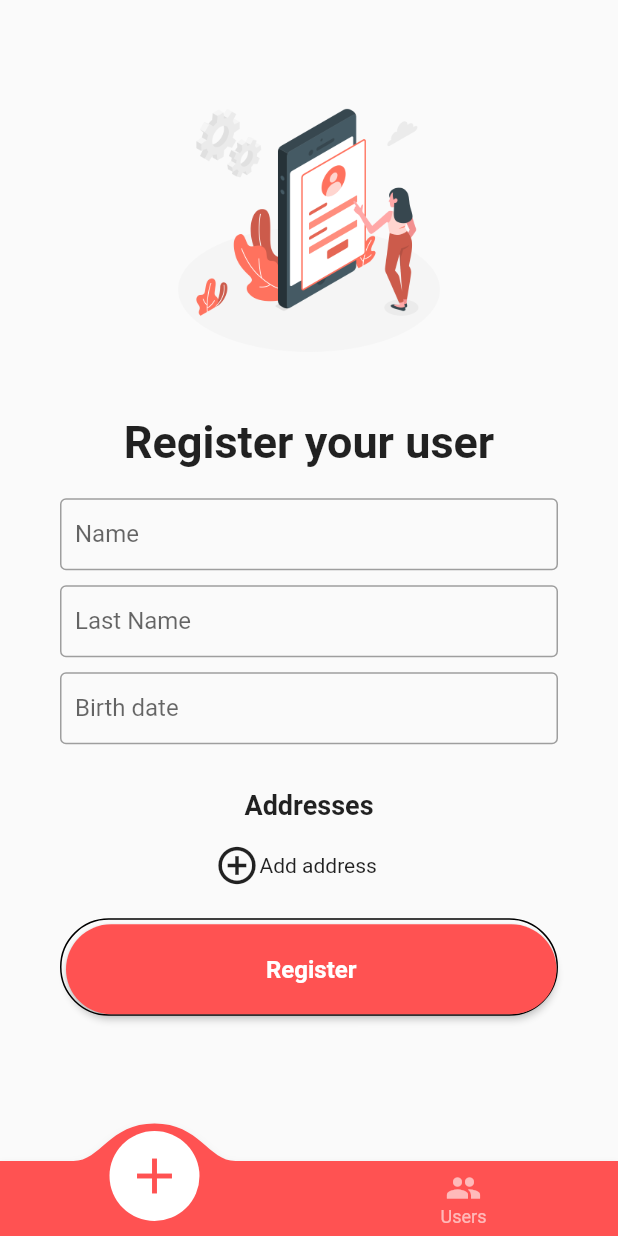
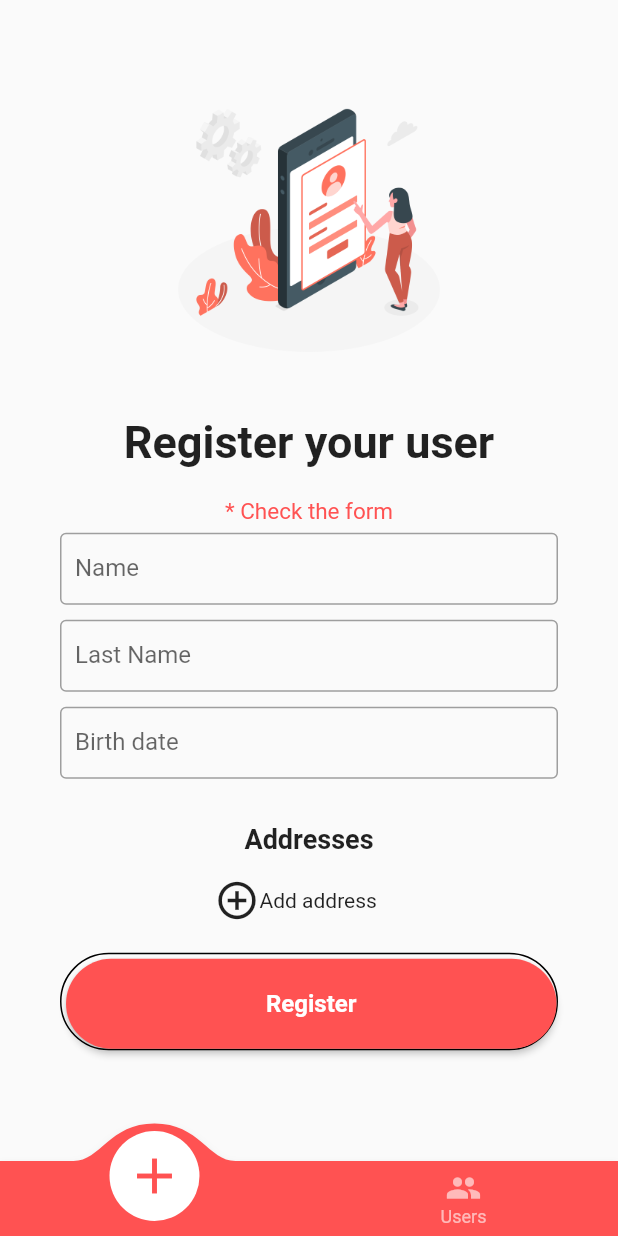
Before and after one commit to anferente20/flutter_register_form, a Flutter app: the screen it shows after launch, after a tap on "Register", on a phone screen of 412 x 824 dp. Run offline on Flutter 3.47's test engine with Material 2 defaults, Android fonts, the light colour scheme and no system bars; drawn by our look-alikes of convex_bottom_bar; our stand-ins replace equatable, flutter_bloc; generated files the repository leaves out were written again.

Commit message:
add form validations

```diff
--- /dev/null
+++ b/lib/core/validators/text_validator.dart
@@ -0,0 +1,41 @@
+class TextValidator {
+  bool isAddressValid(String? value) {
+    if (value == null) return false;
+    if (value.length < 5) return false;
+    const String pattern =
+        r'^(Autopista|Avenida|Avenida Calle|Avenida Carrera|Avenida|Carrera|Calle|Carrera|Circunvalar|Diagonal|Kilometro|Transversal|AUTOP|AV|AC|AK|CL|KR|CCV|DG|KM|TV)(\s)?([a-zA-Z]{0,15}|[0-9]{1,3})(\s)?[a-zA-Z]?(\s)?(bis)?(\s)?(Este|Norte|Occidente|Oeste|Sur)?(\s)?(#(\s)?[0-9]{1,2}(\s)?[a-zA-Z]?(\s)?(bis)?(\s)?(Este|Norte|Occidente|Oeste|Sur)?(\s)?(-)?(\s)?[0-9]{1,3}(\s)?(Este|Norte|Occidente|Oeste|Sur)?)?((\s)?(Agrupación|Altillo|Apartamento|Apartamento Sótano|Barrio|Bloque|Bodega|Cabecera Municipal|Callejón|Camino|Carretera|Casa|Caserio|Célula|Centro|Centro Comercial|Centro Urbano|Circular|Condominio|Conjunto|Consultorio|Corregimiento|Deposito|Deposito |Sótano|Edificio|Entrada|Esquina|Etapa|Finca|Garaje|Garaje Sótano|Grada|Inferior|Inspección de Policia|Interior|Kilometro|Local|Local Mezzanine|Local Sótano|Lote|Manzana|Manzanita|Mejora|Mezzanine|Módulo|Municipio|Núcleo|Oficina|Oficina Sótano|Parcela|Parcelación|Pasaje|Penthouse|Piso|Porteria|Predio|Principal|Puente|Quebrada|Salon|Sector|Semisótano|Suite|Supermanzana|Terraza|Torre|Troncal|Unidad|Urbanización|Vereda|Via|Zona|AGN|AL|APTO|AS|BR|BL|BG|CM|CLJ|CN|CT|CA|CAS|CEL|CE|CECO|CEUR|CIR|CDM|CONJ|CS|CO|DP|DS|ED|EN|ESQ|ET|FCA|GJ|GS|GR|INF|IP|IN|KM|LC|LM|LS|LT|MZ|MZTA|MJ|MN|MD|MUN|NCO|OF|OS|PA|PCN|PSJ|PH|PI|PT|PD|PPAL|PN|QDA|SA|SEC|SS|SU|SMZ|TZ|TO|TRL|UN|URB|VDA|VIA|ZN)?(\s)?[1-9][0-9]{0,3})*$';
+
+    final RegExp regex = RegExp(pattern);
+
+    if (!regex.hasMatch(value)) {
+      return false;
+    }
+    return true;
+  }
+
+  bool isTextValid(String? value) {
+    if (value == null) return false;
+    if (value.length < 2) return false;
+    const String pattern = r'^[A-Za-z0-9\s.,-áéíóúÁÉÍÓÚñÑ]+$';
+
+    final RegExp regex = RegExp(pattern);
+
+    if (!regex.hasMatch(value)) {
+      return false;
+    }
+    return true;
+  }
+
+  bool isDateValid(String? value) {
+    if (value == null) return false;
+    if (value.length < 5) return false;
+    const String pattern = r'^[0-9-]+$';
+
+    final RegExp regex = RegExp(pattern);
+
+    if (!regex.hasMatch(value)) {
+      return false;
+    }
+    return true;
+  }
+}
--- a/lib/design/screens/add_user_screen.dart
+++ b/lib/design/screens/add_user_screen.dart
@@ -1,10 +1,12 @@
 import 'package:flutter/material.dart';
+import 'package:flutter/services.dart';
 import 'package:flutter_bloc/flutter_bloc.dart';
 import 'package:flutter_gen/gen_l10n/app_localizations.dart';
 import 'package:intl/intl.dart';
 import 'package:register_form/core/bloc/user_bloc.dart';
 import 'package:register_form/core/models/address.dart';
 import 'package:register_form/core/models/user.dart';
+import 'package:register_form/core/validators/text_validator.dart';
 import 'package:register_form/design/utils/add_address_form.dart';
 import 'package:register_form/design/utils/custom_text_input.dart';
 import 'package:register_form/design/utils/custom_text_view.dart';
@@ -23,6 +25,8 @@
   TextEditingController dateController = TextEditingController();
   List<Address> adresses = [];
   bool showAddressForm = false;
+  bool showErrorMessage = false;
+  String errorMessage = "";
 
   @override
   Widget build(BuildContext context) {
@@ -51,6 +55,14 @@
                     const SizedBox(
                       height: 20,
                     ),
+                    Visibility(
+                        visible: showErrorMessage,
+                        child: Text(
+                          errorMessage,
+                          style: const TextStyle(
+                              color: Colors.redAccent, fontSize: 15),
+                        )),
+                    const SizedBox(height: 5),
                   ],
                 ),
                 Padding(
@@ -59,14 +71,26 @@
                     children: [
                       CustomTextInput(
                           label: AppLocalizations.of(context)!.name,
-                          type: TextInputType.text,
+                          formatters: [
+                            FilteringTextInputFormatter.allow(
+                                RegExp("[a-zA-Z\u00C0-\u024F\u1E00-\u1EFF]"))
+                          ],
+                          type: TextInputType.name,
                           textController: nameController),
                       CustomTextInput(
                           label: AppLocalizations.of(context)!.lastName,
+                          formatters: [
+                            FilteringTextInputFormatter.allow(
+                                RegExp("[a-zA-Z\u00C0-\u024F\u1E00-\u1EFF]"))
+                          ],
                           type: TextInputType.name,
                           textController: lastController),
                       CustomTextInput(
                           label: AppLocalizations.of(context)!.date,
+                          formatters: [
+                            FilteringTextInputFormatter.allow(RegExp("[0-9-]")),
+                            LengthLimitingTextInputFormatter(10),
+                          ],
                           type: TextInputType.datetime,
                           textController: dateController,
                           isDate: true),
@@ -142,6 +166,14 @@
                   minWidth: double.infinity,
                   height: 60,
                   onPressed: () {
+                    if (!TextValidator().isTextValid(nameController.text) ||
+                        !TextValidator().isTextValid(lastController.text) ||
+                        !TextValidator().isDateValid(dateController.text)) {
+                      setState(() {
+                        showErrorMessage = true;
+                        errorMessage = AppLocalizations.of(context)!.checkForm;
+                      });
+                    } else {
                       User user = User(
                           addresses: adresses,
                           name: nameController.text,
@@ -150,7 +182,8 @@
 
                       context.read<UserBloc>().add(AddUser(user: user));
 
-                    CleanForm();
+                      cleanForm();
+                    }
                   },
                   color: Colors.redAccent,
                   shape: RoundedRectangleBorder(
@@ -172,10 +205,14 @@
     );
   }
 
-  void CleanForm() {
+  void cleanForm() {
+    setState(() {
       nameController.text = "";
       lastController.text = "";
       dateController.text = "";
       adresses = [];
+      showErrorMessage = false;
+      errorMessage = "";
+    });
   }
 }
--- a/lib/design/utils/custom_text_input.dart
+++ b/lib/design/utils/custom_text_input.dart
@@ -1,4 +1,5 @@
 import 'package:flutter/material.dart';
+import 'package:flutter/services.dart';
 import 'package:flutter/widgets.dart';
 import 'package:intl/intl.dart';
 
@@ -8,6 +9,7 @@
   final bool isDate;
   final TextEditingController textController;
   final bool readOnly;
+  final List<TextInputFormatter> formatters;
 
   const CustomTextInput(
       {super.key,
@@ -15,7 +17,8 @@
       required this.textController,
       this.type = TextInputType.text,
       this.isDate = false,
-      this.readOnly = false});
+      this.readOnly = false,
+      required this.formatters});
 
   @override
   State<CustomTextInput> createState() => _CustomTextInputtState();
@@ -38,15 +41,16 @@
                     color: Colors.black87),
               ),
             ])),
-        TextField(
+        TextFormField(
           controller: widget.textController,
+          inputFormatters: widget.formatters,
           onTap: widget.isDate
               ? () async {
                   DateTime? pickedDate = await showDatePicker(
                       context: context,
                       initialDate: DateTime.now(),
-                      firstDate: DateTime(1940),
-                      lastDate: DateTime(2101),
+                      firstDate: DateTime(1900),
+                      lastDate: DateTime.now(),
                       builder: (context, child) {
                         return Theme(
                           data: Theme.of(context).copyWith(
@@ -56,7 +60,8 @@
                             ),
                             textButtonTheme: TextButtonThemeData(
                               style: TextButton.styleFrom(
-                                primary: Colors.redAccent, // button text color
+                                foregroundColor:
+                                    Colors.redAccent, // button text color
                               ),
                             ),
                           ),
@@ -65,8 +70,7 @@
                       });
 
                   if (pickedDate != null) {
-                    String formattedDate =
-                        DateFormat('yyyy-MM-dd').format(pickedDate);
+                    String formattedDate = DateFormat.yMd().format(pickedDate);
                     setState(() {
                       widget.textController.text = formattedDate;
                     });
@@ -81,6 +85,7 @@
                   ),
                 )
               : InputDecoration(
+                  hintText: getHintText(widget.type),
                   labelText: widget.label,
                   floatingLabelStyle: const TextStyle(color: Colors.redAccent),
                   contentPadding:
@@ -105,4 +110,18 @@
       ],
     );
   }
+
+  String getHintText(TextInputType type) {
+    if (type == TextInputType.datetime) {
+      return 'dd-mm-yyyy';
+    }
+    if (type == TextInputType.streetAddress) {
+      return 'Ej: Cll 67 # 14 -20';
+    }
+    if (type == TextInputType.name) {
+      return 'Ej: Pablo';
+    } else {
+      return 'Ej: Cali';
+    }
+  }
 }
--- a/lib/l10n/app_en.arb
+++ b/lib/l10n/app_en.arb
@@ -14,5 +14,6 @@
     "address": "Address",
     "addresses": "Addresses",
     "addAddress": "Add address",
-    "cancel": "Cancel"
+    "cancel": "Cancel",
+    "checkForm": "* Check the form"
 }
--- a/lib/l10n/app_es.arb
+++ b/lib/l10n/app_es.arb
@@ -14,5 +14,6 @@
     "address": "Dirección",
     "addresses": "Direcciones",
     "addAddress": "Agregar Dirección",
-    "cancel": "Cancelar"
+    "cancel": "Cancelar",
+    "checkForm": "* Revisa el formulario"
 }
```
Also changed, not shown: lib/design/screens/user_information_screen.dart (+7 -1 lines), lib/design/utils/add_address_form.dart (+41 -7 lines). Lines whose indentation alone changed are shown as unchanged.
